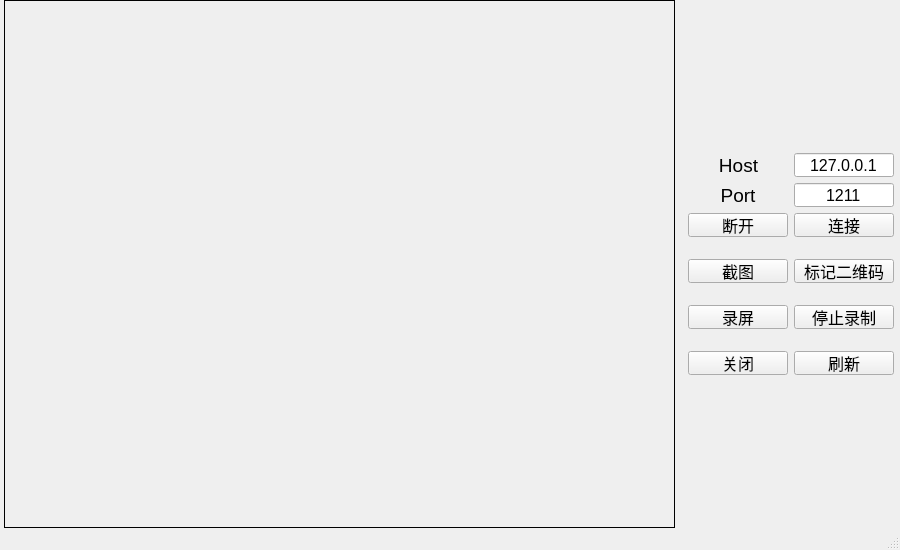
Above: mainwindow.ui from chen6556/RemoteCamera before the change. Below: the same form after it.
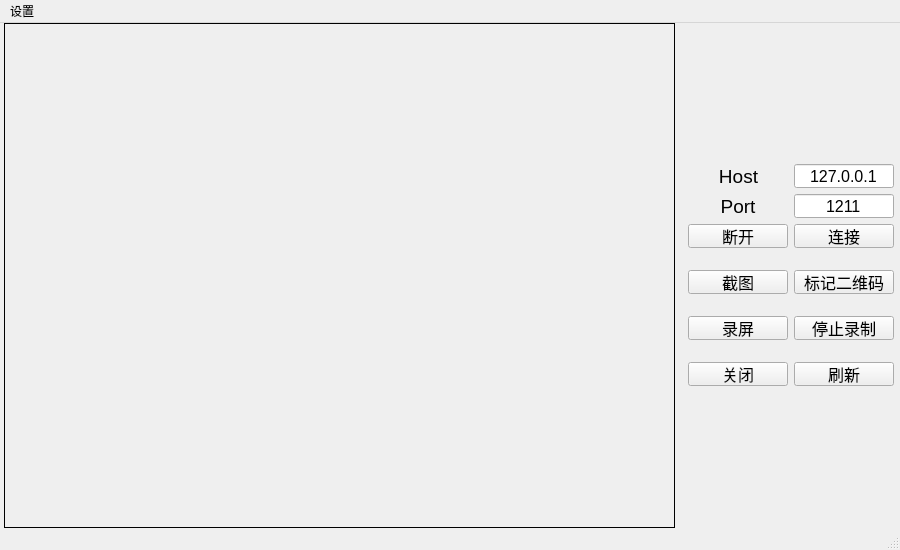
That is the form after the change.

Commit message: 增加设置输出路径的对话框

What changed in the file:
```diff
--- a/mainwindow.ui
+++ b/mainwindow.ui
@@ -545,6 +545,13 @@
      <height>26</height>
     </rect>
    </property>
+   <widget class="QMenu" name="menu">
+    <property name="title">
+     <string>设置</string>
+    </property>
+    <addaction name="actionEditOutputPath"/>
+   </widget>
+   <addaction name="menu"/>
   </widget>
   <widget class="QStatusBar" name="statusbar"/>
  </widget>
```
Left out of the diff: 32 changed lines with no effect on the pictures. The commit also changes 12 other files.
